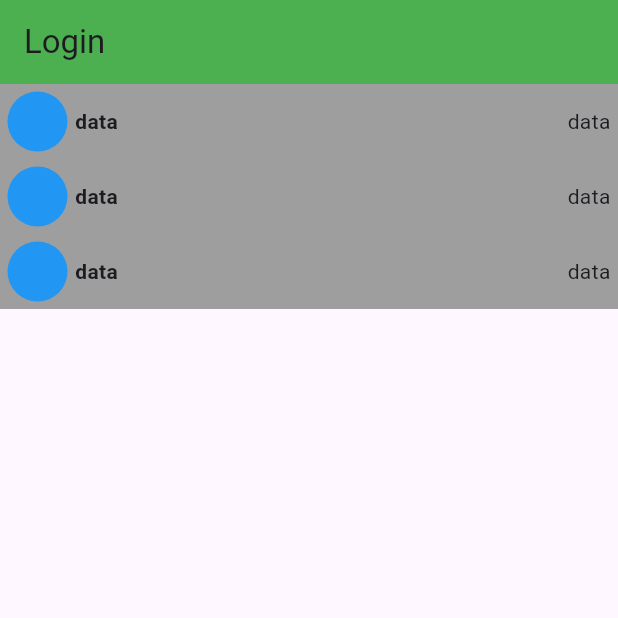
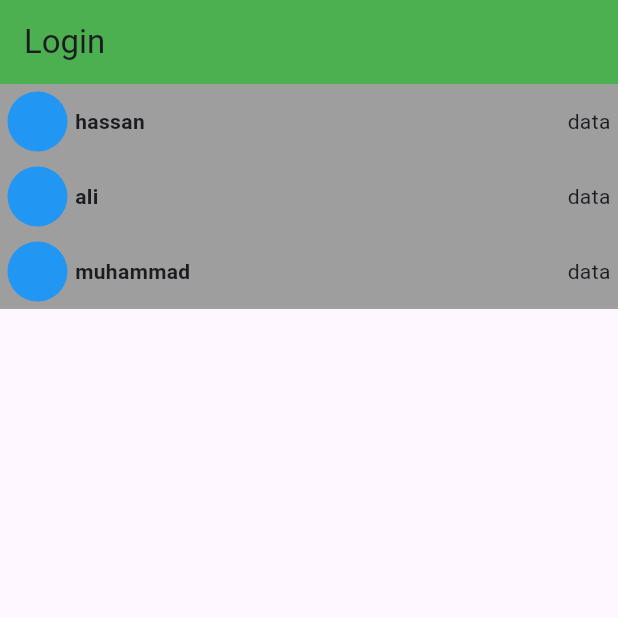
Before and after one commit to hassanshakil22/Practice-flutter, a Flutter app: the screen it shows after launch, on a phone screen of 412 x 824 dp, the top half of it. Run offline on Flutter 3.47's test engine with Material 3 defaults, Android fonts, the phone set to English and light mode, and no system bars.

Commit message:
adding customizale names from construcot functionality

```diff
--- a/lib/login_view.dart
+++ b/lib/login_view.dart
@@ -14,9 +14,15 @@ class LoginView extends StatelessWidget {
         ),
         body: const Column(
           children: [
-            TileWidget(),
-            TileWidget(),
-            TileWidget(),
+            TileWidget(
+              name: "hassan",
+            ),
+            TileWidget(
+              name: "ali",
+            ),
+            TileWidget(
+              name: "muhammad",
+            ),
           ],
         )
         //  const ListTile(
--- a/lib/widgets/tile_widget.dart
+++ b/lib/widgets/tile_widget.dart
@@ -2,7 +2,8 @@
 import 'package:flutter/material.dart';
 
 class TileWidget extends StatelessWidget {
-  const TileWidget({super.key});
+  final name;
+  const TileWidget({super.key, required this.name});
 
   @override
   Widget build(BuildContext context) {
@@ -10,25 +11,25 @@ class TileWidget extends StatelessWidget {
       padding: EdgeInsets.all(5),
       color: Colors.grey,
       height: 50,
-      child: const Row(
+      child: Row(
         // mainAxisAlignment: MainAxisAlignment.spaceBetween,
         children: [
           Row(
             children: [
-              CircleAvatar(
+              const CircleAvatar(
                 backgroundColor: Colors.blue,
               ),
-              SizedBox(
+              const SizedBox(
                 width: 5,
               ),
               Text(
-                "data",
+                "$name",
                 style: TextStyle(fontWeight: FontWeight.bold),
               ),
             ],
           ),
-          Spacer(),
-          Text("data")
+          const Spacer(),
+          const Text("data")
         ],
       ),
     );
```
